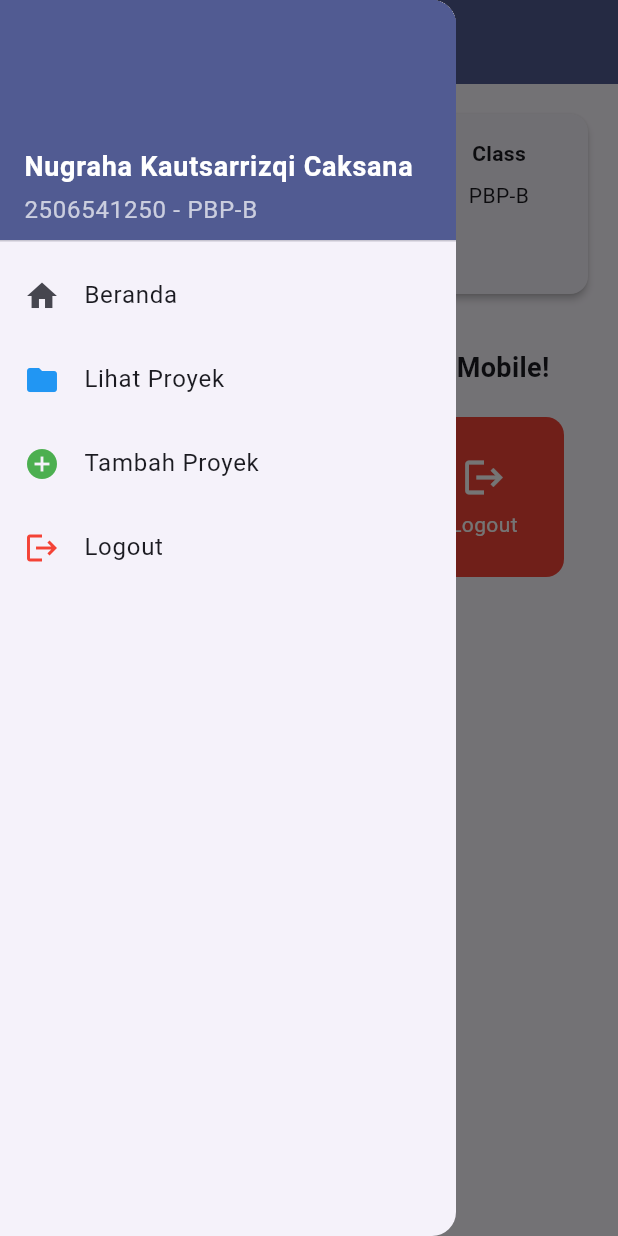
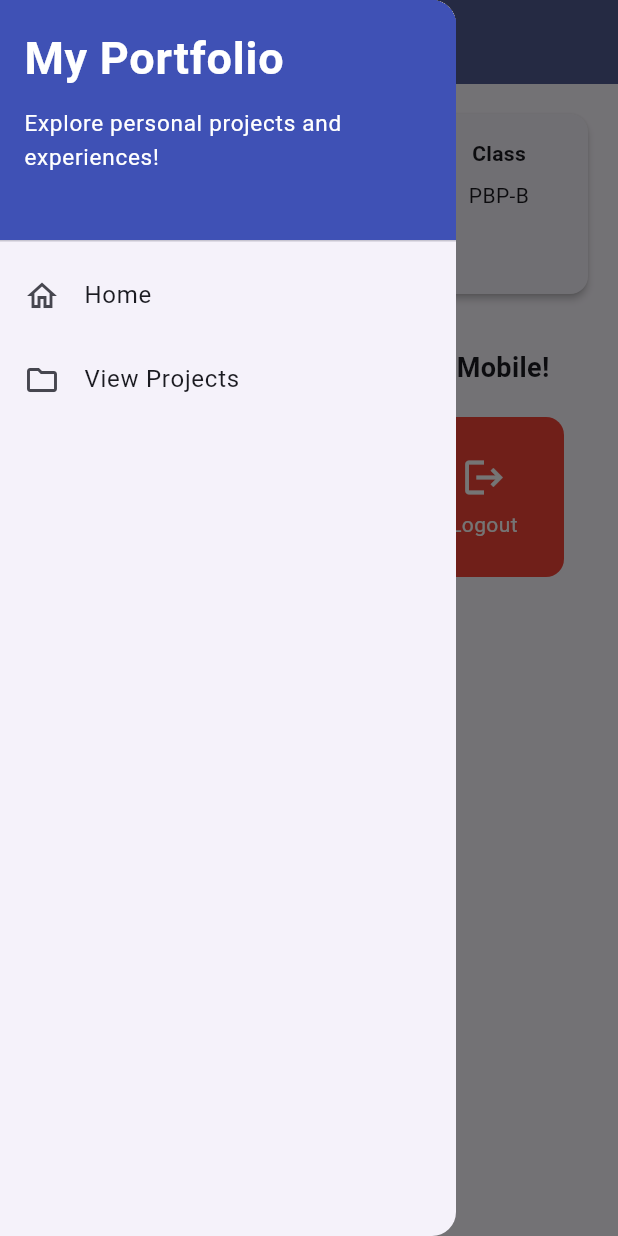
Before and after one commit to LVNAx/myPortfolio_mobile, a Flutter app: the screen it shows after launch, with the side drawer open, on a phone screen of 412 x 824 dp. Run offline on Flutter 3.47's test engine with Material 3 defaults, Android fonts, the phone set to English and light mode, and no system bars; our stand-ins replace material_ui.

Commit message:
feat: Menambahkan LeftDrawer dan memasangnya pada halaman utama

```diff
--- a/lib/menu.dart
+++ b/lib/menu.dart
@@ -1,5 +1,6 @@
 import 'package:material_ui/material_ui.dart';
 import 'package:myportofolio_mobile/project_page.dart';
+import 'package:myportofolio_mobile/widgets/left_drawer.dart';
 
 // Model data sederhana untuk merepresentasikan satu tombol menu.
 // Warna dan halaman tujuan disimpan di model sehingga ItemCard tidak perlu
@@ -68,52 +69,8 @@ class MyHomePage extends StatelessWidget {
         // foregroundColor juga mewarnai ikon menu (hamburger) pada AppBar.
         foregroundColor: Colors.white,
       ),
-      // Drawer: menu samping untuk berpindah halaman.
-      drawer: Drawer(
-        child: ListView(
-          children: [
-            DrawerHeader(
-              decoration: BoxDecoration(color: colorScheme.primary),
-              child: Column(
-                crossAxisAlignment: CrossAxisAlignment.start,
-                mainAxisAlignment: MainAxisAlignment.end,
-                children: [
-                  Text(
-                    nama,
-                    style: const TextStyle(
-                      color: Colors.white,
-                      fontWeight: FontWeight.bold,
-                      fontSize: 18.0,
-                    ),
-                  ),
-                  const SizedBox(height: 4.0),
-                  Text(
-                    '$npm - $kelas',
-                    style: const TextStyle(color: Colors.white70),
-                  ),
-                ],
-              ),
-            ),
-            ListTile(
-              leading: const Icon(Icons.home),
-              title: const Text('Beranda'),
-              // Menutup drawer; pengguna tetap di halaman utama.
-              onTap: () => Navigator.pop(context),
-            ),
-            // Daftar menu drawer memakai data items yang sama dengan ItemCard.
-            ...items.map((ItemHomepage item) {
-              return ListTile(
-                leading: Icon(item.icon, color: item.color),
-                title: Text(item.name),
-                onTap: () {
-                  Navigator.pop(context);
-                  item.open(context);
-                },
-              );
-            }),
-          ],
-        ),
-      ),
+      // Drawer: menu samping untuk berpindah halaman (lihat widgets/left_drawer.dart).
+      drawer: const LeftDrawer(),
       // SingleChildScrollView mencegah "BOTTOM OVERFLOWED" di layar pendek.
       body: SingleChildScrollView(
         // Center + ConstrainedBox membatasi lebar konten agar kartu tidak
--- /dev/null
+++ b/lib/widgets/left_drawer.dart
@@ -0,0 +1,70 @@
+import 'package:material_ui/material_ui.dart';
+import 'package:myportofolio_mobile/menu.dart';
+import 'package:myportofolio_mobile/project_page.dart';
+
+// Drawer (menu samping) yang dipakai di beberapa halaman agar pengguna
+// selalu bisa berpindah halaman dari mana saja.
+class LeftDrawer extends StatelessWidget {
+  const LeftDrawer({super.key});
+
+  @override
+  Widget build(BuildContext context) {
+    return Drawer(
+      child: ListView(
+        children: [
+          const DrawerHeader(
+            decoration: BoxDecoration(color: Colors.indigo),
+            // SingleChildScrollView mencegah overflow bila teks diperbesar
+            // (pengaturan aksesibilitas) atau layar sangat sempit.
+            child: SingleChildScrollView(
+              child: Column(
+                crossAxisAlignment: CrossAxisAlignment.start,
+                children: [
+                  Text(
+                    'My Portfolio',
+                    style: TextStyle(
+                      fontSize: 30,
+                      fontWeight: FontWeight.bold,
+                      color: Colors.white,
+                    ),
+                  ),
+                  SizedBox(height: 10),
+                  Text(
+                    'Explore personal projects and experiences!',
+                    style: TextStyle(fontSize: 15, color: Colors.white),
+                  ),
+                ],
+              ),
+            ),
+          ),
+          ListTile(
+            leading: const Icon(Icons.home_outlined),
+            title: const Text('Home'),
+            // Navigasi ke halaman utama portofolio.
+            // pushReplacement mengganti halaman saat ini (bukan menumpuknya),
+            // sehingga tombol Back tidak menumpuk halaman yang sama.
+            onTap: () {
+              Navigator.pushReplacement(
+                context,
+                MaterialPageRoute(builder: (context) => MyHomePage()),
+              );
+            },
+          ),
+          ListTile(
+            leading: const Icon(Icons.folder_outlined),
+            title: const Text('View Projects'),
+            // Navigasi ke halaman daftar proyek.
+            onTap: () {
+              Navigator.pushReplacement(
+                context,
+                MaterialPageRoute(
+                  builder: (context) => const ProjectListPage(),
+                ),
+              );
+            },
+          ),
+        ],
+      ),
+    );
+  }
+}
```
Also changed, not shown: 1 other file.
